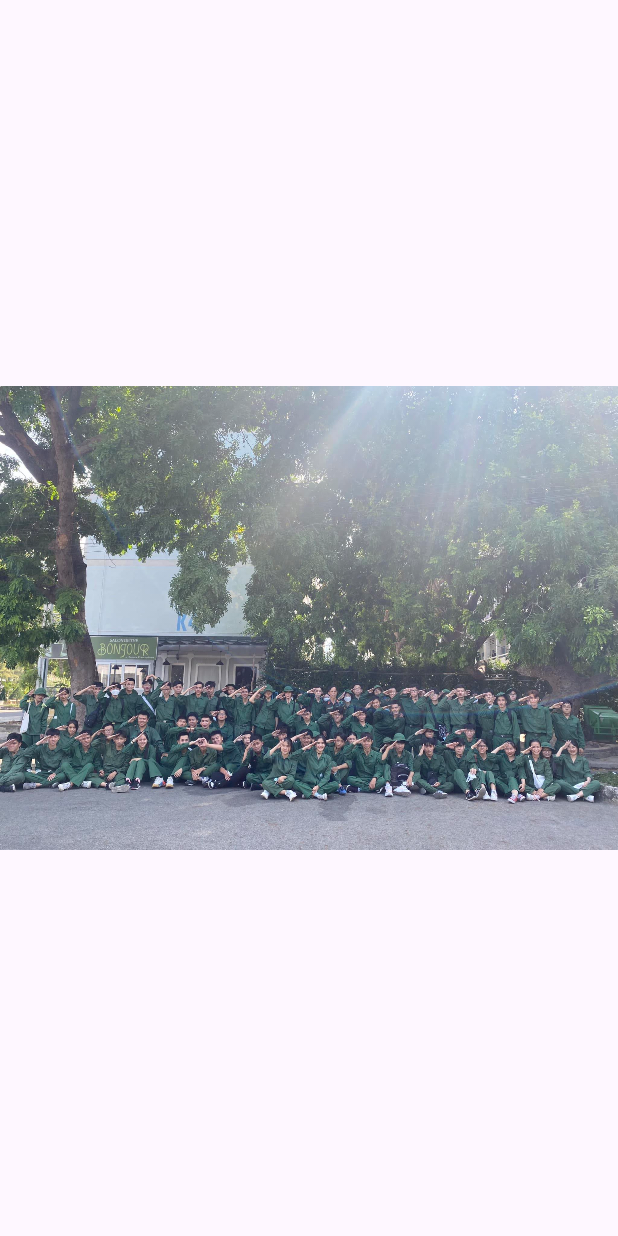
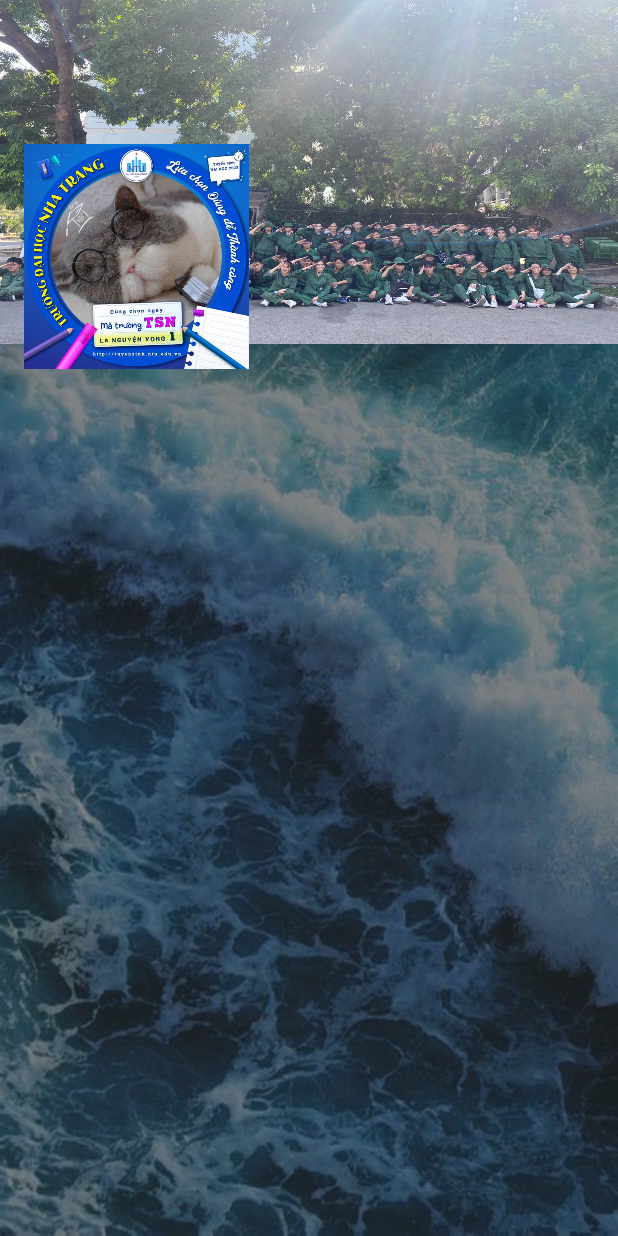
Before and after one commit to HenryMontage/63135975-AndroidProgramming, an Android app: the layout activity_main.xml on its own in the app's theme, with its tools: preview values and no code run, on a phone screen of 412 x 824 dp. Run offline under Robolectric (Android 15) with nearby library versions, the phone set to English and light mode, and no system bars.

Commit message:
push lan 3 Cau3

```diff
--- /dev/null
+++ b/ntu_63135975/Cau3_AppGioiThieuBanThan/app/src/main/res/drawable/background_moi2.xml
@@ -0,0 +1,8 @@
+<layer-list xmlns:android="http://schemas.android.com/apk/res/android">
+    <item android:drawable="@drawable/ic_background2" />
+    <item>
+        <shape android:shape="rectangle">
+            <solid android:color="#8A292828"/>
+        </shape>
+    </item>
+</layer-list>
--- /dev/null
+++ b/ntu_63135975/Cau3_AppGioiThieuBanThan/app/src/main/res/drawable/ic_home.xml
@@ -0,0 +1,5 @@
+<vector android:height="24dp" android:tint="#5E6570"
+    android:viewportHeight="24" android:viewportWidth="24"
+    android:width="24dp" xmlns:android="http://schemas.android.com/apk/res/android">
+    <path android:fillColor="@android:color/white" android:pathData="M10,20v-6h4v6h5v-8h3L12,3 2,12h3v8z"/>
+</vector>
--- a/ntu_63135975/Cau3_AppGioiThieuBanThan/app/src/main/res/drawable/ic_location.xml
+++ /dev/null
@@ -1,5 +0,0 @@
-<vector android:height="24dp" android:tint="#034FAB"
-    android:viewportHeight="24" android:viewportWidth="24"
-    android:width="24dp" xmlns:android="http://schemas.android.com/apk/res/android">
-    <path android:fillColor="@android:color/white" android:pathData="M12,2C8.14,2 5,5.14 5,9c0,5.25 7,13 7,13s7,-7.75 7,-13c0,-3.86 -3.14,-7 -7,-7zM16,10h-3v3h-2v-3L8,10L8,8h3L11,5h2v3h3v2z"/>
-</vector>
--- a/ntu_63135975/Cau3_AppGioiThieuBanThan/app/src/main/res/layout/activity_main.xml
+++ b/ntu_63135975/Cau3_AppGioiThieuBanThan/app/src/main/res/layout/activity_main.xml
@@ -1,15 +1,45 @@
 <?xml version="1.0" encoding="utf-8"?>
-<LinearLayout xmlns:android="http://schemas.android.com/apk/res/android"
+<ScrollView xmlns:android="http://schemas.android.com/apk/res/android"
     xmlns:app="http://schemas.android.com/apk/res-auto"
     xmlns:tools="http://schemas.android.com/tools"
     android:layout_width="match_parent"
     android:layout_height="match_parent"
+    android:background="@drawable/background_moi2"
+    android:fillViewport="true"
     tools:context=".MainActivity">
 
-    <ImageView
-        android:id="@+id/imageView"
+    <androidx.constraintlayout.widget.ConstraintLayout
         android:layout_width="match_parent"
-        android:layout_height="match_parent"
-        android:layout_weight="1"
-        tools:src="@drawable/ic_background" />
-</LinearLayout>
+        android:layout_height="match_parent">
+
+        <TextView
+            android:layout_width="wrap_content"
+            android:layout_height="wrap_content"
+            android:layout_marginStart="20dp"
+            android:layout_margintop="1000dp"
+            android:background="#2b2d30"
+            app:layout_constraintStart_toStartOf="parent"
+            app:layout_constraintTop_toTopOf="parent">
+        </TextView>
+
+        <ImageView
+            android:layout_width="0dp"
+            android:layout_height="229dp"
+            android:background="@drawable/ic_background"
+            app:layout_constraintEnd_toEndOf="parent"
+            app:layout_constraintStart_toStartOf="parent"
+            app:layout_constraintTop_toTopOf="parent" />
+        <ImageView
+            android:layout_width="150dp"
+            android:layout_height="150dp"
+            android:layout_marginStart="16dp"
+            android:layout_marginTop="96dp"
+            android:background="@drawable/ic_avatar"
+            app:layout_constraintStart_toStartOf="parent"
+            app:layout_constraintTop_toTopOf="parent" />
+
+    </androidx.constraintlayout.widget.ConstraintLayout>
+
+
+
+</ScrollView>
```
Also changed, not shown: ntu_63135975/Cau3_AppGioiThieuBanThan/app/src/main/res/drawable/ic_background2.jpg (added).
